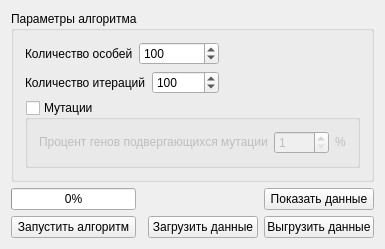
MrBenomos/Masters_thesis_2, file Masters_thesis_2/main_widget.ui: the form before one commit.
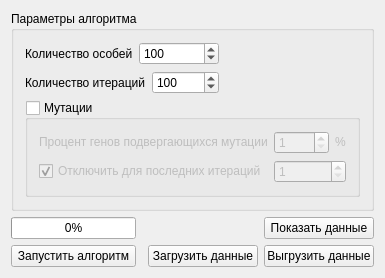
The form after the commit.

Patch:
```diff
--- a/Masters_thesis_2/main_widget.ui
+++ b/Masters_thesis_2/main_widget.ui
@@ -7,7 +7,7 @@
     <x>0</x>
     <y>0</y>
     <width>385</width>
-    <height>240</height>
+    <height>268</height>
    </rect>
   </property>
   <property name="windowTitle">
@@ -153,6 +153,26 @@
             </property>
            </widget>
           </item>
+          <item row="1" column="0">
+           <widget class="QCheckBox" name="cbSkipMutations">
+            <property name="text">
+             <string>Отключить для последних итераций</string>
+            </property>
+            <property name="checked">
+             <bool>true</bool>
+            </property>
+           </widget>
+          </item>
+          <item row="1" column="1" colspan="2">
+           <widget class="QSpinBox" name="sbSkipMutations">
+            <property name="minimum">
+             <number>1</number>
+            </property>
+            <property name="maximum">
+             <number>100</number>
+            </property>
+           </widget>
+          </item>
          </layout>
         </widget>
        </item>
```
Left out of the diff: 38 changed lines with no effect on the pictures.
